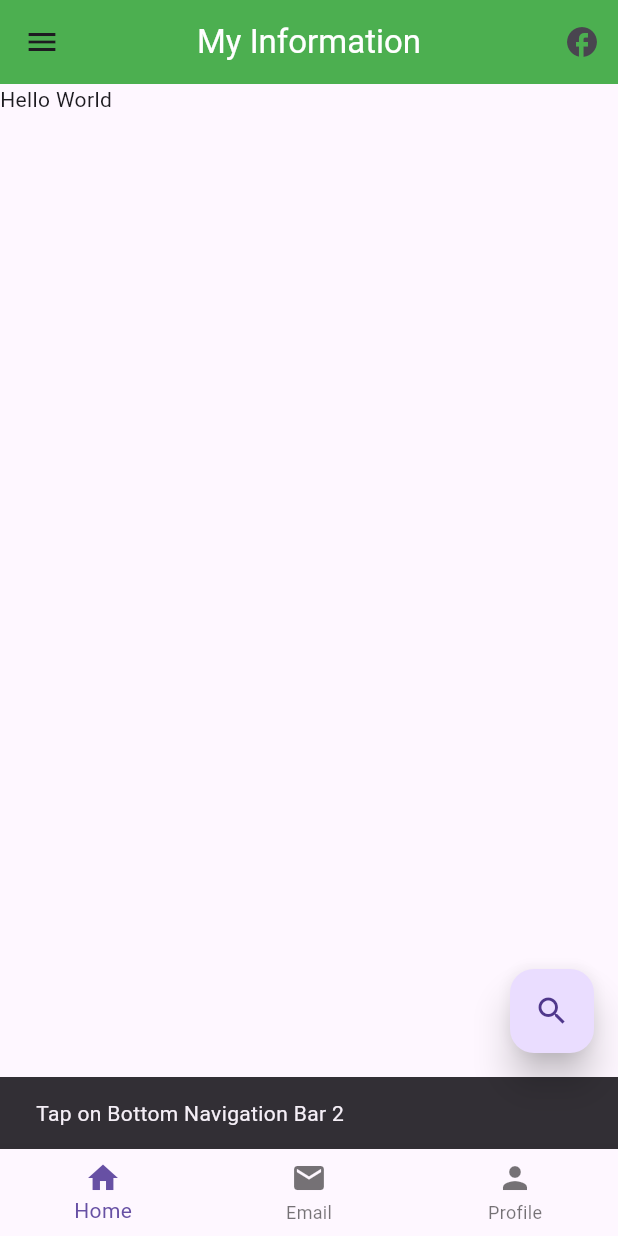
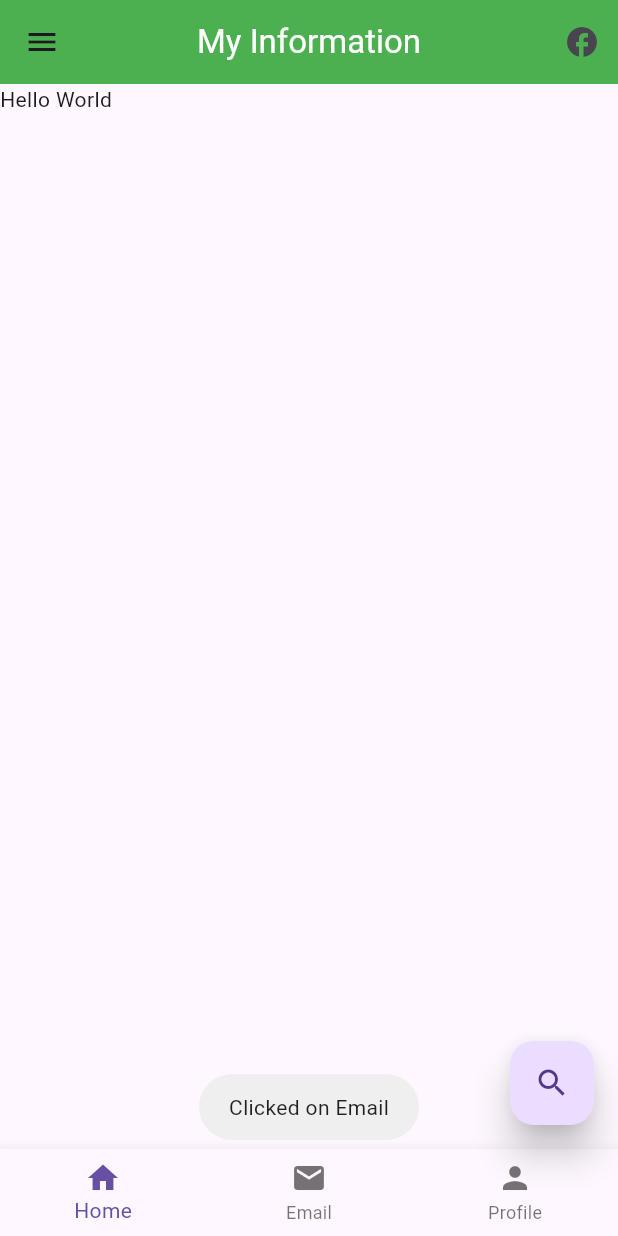
Before and after one commit to mdyounos/Industrial, a Flutter app: the screen it shows after launch, item 2 of the bottom bar chosen, on a phone screen of 412 x 824 dp. Run offline on Flutter 3.47's test engine with Material 3 defaults, Android fonts, the phone set to English and light mode, and no system bars; our stand-ins replace fluttertoast.

Commit message:
In this edition works with toast message.

```diff
--- a/lib/main.dart
+++ b/lib/main.dart
@@ -1,5 +1,6 @@
 import 'package:flutter/cupertino.dart';
 import 'package:flutter/material.dart';
+import 'package:fluttertoast/fluttertoast.dart';
 
 main(){
   runApp(const MyApp());  //Application
@@ -66,13 +67,16 @@ class HomeAcivity extends StatelessWidget{
         ],
         onTap: (int index){
           if(index==0){
-            MySnackBar('Tap on Bottom Navigation Bar ${index+1}', context);
+            //MySnackBar('Tap on Bottom Navigation Bar ${index+1}', context);
+            Fluttertoast.showToast(msg: 'Clicked on Home');
           }
           if(index==1){
-            MySnackBar('Tap on Bottom Navigation Bar ${index+1}', context);
+            Fluttertoast.showToast(msg: 'Clicked on Email');
+            //MySnackBar('Tap on Bottom Navigation Bar ${index+1}', context);
           }
           if(index==2){
-            MySnackBar('Tap on Bottom Navigation Bar ${index+1}', context);
+            Fluttertoast.showToast(msg: 'Clicked on profile');
+            //MySnackBar('Tap on Bottom Navigation Bar ${index+1}', context);
           }
         }
 
@@ -84,7 +88,10 @@ class HomeAcivity extends StatelessWidget{
       drawer: Drawer(
         child: ListView(
           children: const [
-            DrawerHeader(child: Text("About Me")),
+
+            DrawerHeader(child:
+            Text("About Me")
+                ),
             ListTile(title: Text("Md Younos"),),
             ListTile(title: Text("ID: 194028"),),
             ListTile(title: Text("Department: CSE"),),
--- a/pubspec.yaml
+++ b/pubspec.yaml
@@ -35,6 +35,8 @@ dependencies:
   # The following adds the Cupertino Icons font to your application.
   # Use with the CupertinoIcons class for iOS style icons.
   cupertino_icons: ^1.0.2
+  flutter_animate: ^4.3.0
+  fluttertoast: ^8.2.4
 
 dev_dependencies:
   flutter_test:
```
Also changed, not shown: pubspec.lock.
